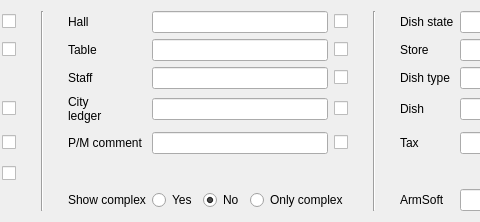
Above: Filter/frestauranttotal.ui from End1-1/Resort before the change; both pictures show x 292 to 772 and y 0 to 222 of the 907 by 222 pixel window. Below: the same form after it.
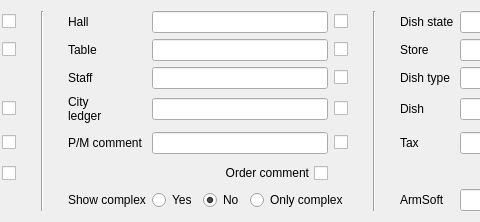
That is the form after the change. Icons and pictures are not drawn. Custom widgets are drawn as their Qt base class.

```diff
--- a/Filter/frestauranttotal.ui
+++ b/Filter/frestauranttotal.ui
@@ -724,6 +724,22 @@
      </property>
     </widget>
    </item>
+   <item row="5" column="7">
+    <widget class="EQCheckBox" name="chShowOrderComment">
+     <property name="focusPolicy">
+      <enum>Qt::ClickFocus</enum>
+     </property>
+     <property name="layoutDirection">
+      <enum>Qt::RightToLeft</enum>
+     </property>
+     <property name="text">
+      <string>Order comment</string>
+     </property>
+     <property name="Field" stdset="0">
+      <string>oh.f_comment</string>
+     </property>
+    </widget>
+   </item>
   </layout>
  </widget>
  <customwidgets>
```
